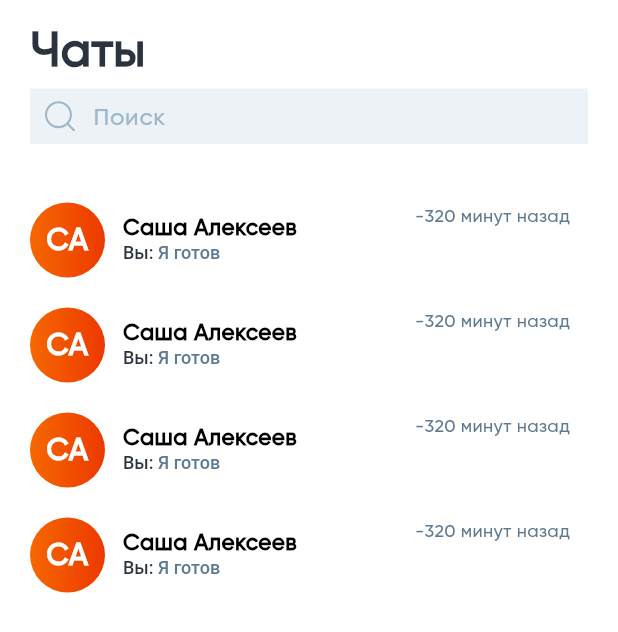
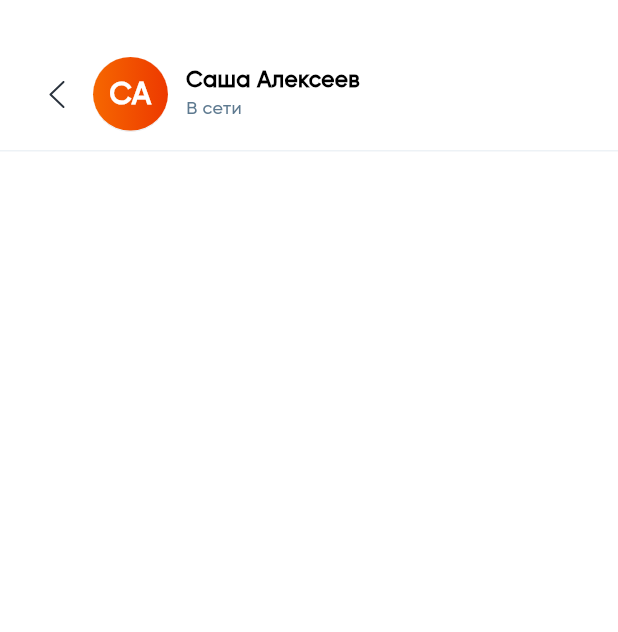
Before and after one commit to x4dead/simple-chat-app, a Flutter app: the screen it shows after launch, after a tap on "СА", on a phone screen of 412 x 824 dp. Shown: the top 632 px of the screen. Run offline on Flutter 3.47's test engine with Material 3 defaults, Android fonts, the phone set to English and light mode, and no system bars; our stand-ins replace cached_network_image, flutter_riverpod, flutter_svg, go_router.

Commit message:
Добавил экрана чата с пользователем,  сверстал апп бар для чата

```diff
--- /dev/null
+++ b/lib/pages/chat_page/chat_page.dart
@@ -0,0 +1,90 @@
+import 'package:flutter/material.dart';
+import 'package:flutter_riverpod/flutter_riverpod.dart';
+import 'package:flutter_svg/svg.dart';
+import 'package:simple_chat_app/pages/chat_page/widgets/list_users_widget.dart';
+import 'package:simple_chat_app/themes/colors/app_colors.dart';
+import 'package:simple_chat_app/utils/constants/ui_constants.dart';
+import 'package:simple_chat_app/utils/extentions/converting.dart';
+import 'package:simple_chat_app/utils/resources/app_images.dart';
+import 'package:simple_chat_app/widgets/custom_list_tile.dart';
+
+class ChatPage extends ConsumerStatefulWidget {
+  const ChatPage({super.key});
+
+  @override
+  ConsumerState<ConsumerStatefulWidget> createState() => _ChatPageState();
+}
+
+class _ChatPageState extends ConsumerState<ChatPage> {
+  @override
+  Widget build(BuildContext context) {
+    final user = listUsers[1];
+    return Scaffold(
+      backgroundColor: AppColors.colorWhite,
+      body: Column(
+        children: [
+          CustomListTile(
+            height: 100,
+            contentPadding: const EdgeInsets.fromLTRB(20, 38, 32, 12),
+            horizontalTitleGap: 12,
+            isLeadingTop: false,
+            leading: Row(
+              children: [
+                ///SizedBox ограничивает по размеру кнопку как по дизайну
+                SizedBox(
+                  height: 36,
+                  width: 36,
+                  child: IconButton(
+                      padding: EdgeInsets.zero,
+                      onPressed: () {
+                        Navigator.pop(context);
+                      },
+                      icon: SvgPicture.asset(AppImages.arrowLeft)),
+                ),
+                kSBW6,
+                Container(
+                  height: 50,
+                  width: 50,
+                  decoration: BoxDecoration(
+                      border: const Border(
+                        bottom: BorderSide(
+                          color: AppColors.colorStroke,
+                          width: 1,
+                          style: BorderStyle.solid,
+                        ),
+                      ),
+                      borderRadius: BorderRadius.circular(100),
+                      gradient: AppColors.colorOrangeGradien),
+                  child: Center(
+                    child: Text(
+                      Converting.getShortUserName(
+                          user.firstName!, user.lastName!),
+                      textAlign: TextAlign.center,
+                      style: const TextStyle(
+                        color: AppColors.colorWhite,
+                        fontSize: 20,
+                        fontWeight: FontWeight.w700,
+                      ),
+                    ),
+                  ),
+                ),
+              ],
+            ),
+            title: "${user.firstName} ${user.lastName}",
+            titleStyle: const TextStyle(
+              fontSize: 15,
+              color: AppColors.color000000,
+              fontWeight: FontWeight.bold,
+            ),
+            subTitle: 'В сети',
+            subTitleStyle: const TextStyle(
+                fontSize: 12,
+                fontWeight: FontWeight.w500,
+                color: AppColors.colorDarkGray),
+          ),
+          const Divider(color: AppColors.colorStroke, height: 1),
+        ],
+      ),
+    );
+  }
+}
--- a/lib/pages/chat_page/widgets/list_users_widget.dart
+++ b/lib/pages/chat_page/widgets/list_users_widget.dart
@@ -1,12 +1,22 @@
 import 'package:flutter/cupertino.dart';
-import 'package:flutter/material.dart';
 import 'package:flutter_riverpod/flutter_riverpod.dart';
-import 'package:intl/intl.dart';
 import 'package:simple_chat_app/models/models.dart';
+import 'package:simple_chat_app/pages/chat_page/chat_page.dart';
 import 'package:simple_chat_app/themes/colors/app_colors.dart';
 
 import 'package:simple_chat_app/utils/extentions/converting.dart';
 import 'package:simple_chat_app/widgets/custom_list_tile.dart';
+
+final List<UserDto> listUsers = List.generate(4, (index) {
+  return UserDto(
+      email: "email@mail.ru",
+      firstName: "Саша",
+      lastName: "Алексеев",
+      isOnline: false,
+      lastActive: DateTime(2024, 01, 19, 15, 50),
+      password: "123456",
+      uid: "uid");
+});
 
 class ListUserWidget extends ConsumerStatefulWidget {
   const ListUserWidget({super.key});
@@ -18,17 +28,6 @@ class ListUserWidget extends ConsumerStatefulWidget {
 class _ListUserWidgetState extends ConsumerState<ListUserWidget> {
   @override
   Widget build(BuildContext context) {
-    final List<UserDto> listUsers = List.generate(4, (index) {
-      return UserDto(
-          email: "email@mail.ru",
-          firstName: "Саша",
-          lastName: "Алексеев",
-          isOnline: false,
-          lastActive: DateTime(2024, 01, 19, 15, 50),
-          password: "123456",
-          uid: "uid");
-    });
-
     return Expanded(
       child: CustomScrollView(
         slivers: [
@@ -38,7 +37,10 @@ class _ListUserWidgetState extends ConsumerState<ListUserWidget> {
               return IntrinsicHeight(
                 child: CustomListTile(
                   onTap: () {
-                    // CupertinoPage(child: child)
+                    Navigator.push(
+                        context,
+                        CupertinoPageRoute(
+                            builder: (context) => const ChatPage()));
                   },
                   horizontalTitleGap: 12,
                   contentPadding: const EdgeInsets.fromLTRB(20, 10, 32, 10),
--- a/lib/utils/extentions/converting.dart
+++ b/lib/utils/extentions/converting.dart
@@ -22,7 +22,7 @@ class Converting {
     if (updatedDate.day == today &&
         updatedDate.month == now.month &&
         updatedDate.year == now.year &&
-        dateDiff.inMinutes < 60) {
+        (dateDiff.inMinutes < 60 && !dateDiff.inMinutes.isNegative)) {
       buffer.write('${dateDiff.inMinutes} минут назад');
     } else if (updatedDate.day == today &&
         updatedDate.month == now.month &&
```
